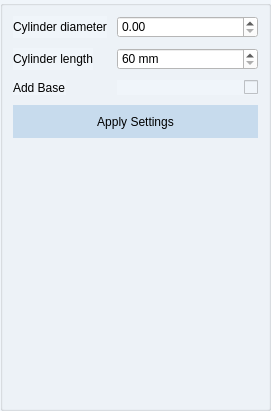
Above: src/windows/ui/cylinder_view.ui from brachify/brachify before the change. Below: the same form after it.
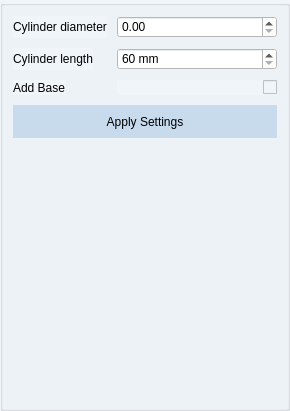
That is the form after the change.

```diff
--- a/src/windows/ui/cylinder_view.ui
+++ b/src/windows/ui/cylinder_view.ui
@@ -6,10 +6,16 @@
    <rect>
     <x>0</x>
     <y>0</y>
-    <width>271</width>
+    <width>290</width>
     <height>411</height>
    </rect>
   </property>
+  <property name="minimumSize">
+   <size>
+    <width>290</width>
+    <height>0</height>
+   </size>
+  </property>
   <property name="windowTitle">
    <string>Form</string>
   </property>
@@ -21,19 +27,19 @@
     <rect>
      <x>0</x>
      <y>0</y>
-     <width>271</width>
+     <width>290</width>
      <height>411</height>
     </rect>
    </property>
    <property name="minimumSize">
     <size>
-     <width>271</width>
+     <width>290</width>
      <height>411</height>
     </size>
    </property>
    <property name="maximumSize">
     <size>
-     <width>271</width>
+     <width>16777215</width>
      <height>16777215</height>
     </size>
    </property>
```
